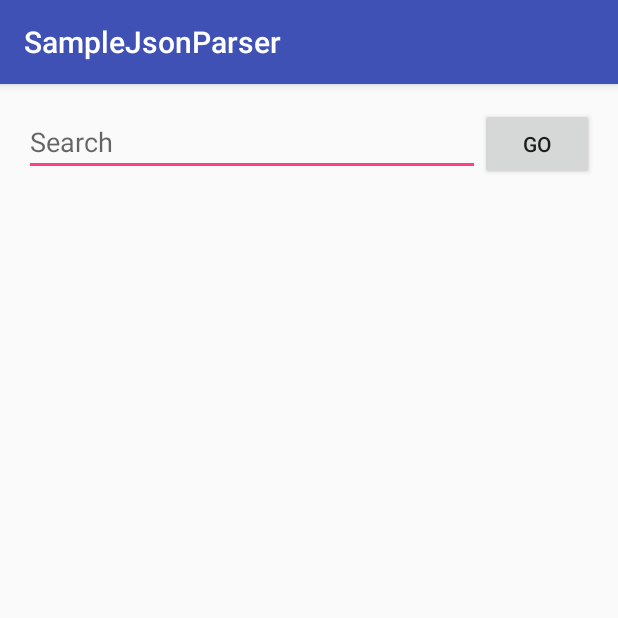
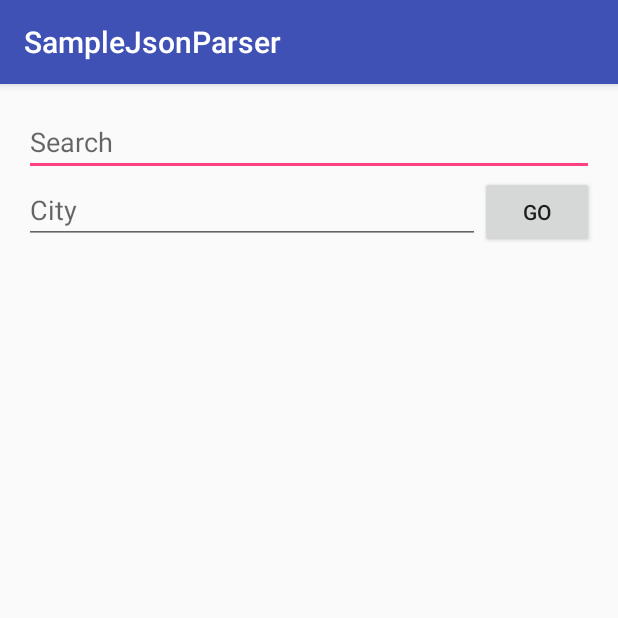
Before and after one commit to AndreaValenziano/SampleJsonParser, an Android app: the SampleApiActivity screen opened directly, with no data from a screen before it, after a tap on "GO", on a phone screen of 412 x 824 dp, the top half of it. Run offline under Robolectric (Android 15) with nearby library versions, the phone set to English and light mode, and no system bars; network calls fail.

```diff
--- a/app/src/main/java/com/example/andreavalenziano/samplejsonparser/activities/SampleApiActivity.java
+++ b/app/src/main/java/com/example/andreavalenziano/samplejsonparser/activities/SampleApiActivity.java
@@ -34,7 +34,7 @@ public class SampleApiActivity extends AppCompatActivity {
     LinearLayoutManager layoutManager;
     PlacesAdapter adapter;
 
-    EditText searchEt;
+    EditText searchEt, searchCityET;
     Button searchBtn;
     ProgressBar loading;
 
@@ -53,6 +53,7 @@ public class SampleApiActivity extends AppCompatActivity {
         recyclerView.setAdapter(adapter);
 
         searchEt=(EditText)findViewById(R.id.search_et);
+        searchCityET=(EditText)findViewById(R.id.search_city_et);
         searchBtn=(Button)findViewById(R.id.search_btn);
         loading=(ProgressBar)findViewById(R.id.loading);
 
@@ -68,7 +69,8 @@ public class SampleApiActivity extends AppCompatActivity {
 
     private void doSearch() {
         String query = searchEt.getText().toString();
-        new FoursquareApiTask().execute(query);
+        String near=searchCityET.getText().toString();
+        new FoursquareApiTask().execute(query, near);
     }
 
     private class FoursquareApiTask extends AsyncTask<String, Void, ArrayList<Place>>{
@@ -96,7 +98,7 @@ public class SampleApiActivity extends AppCompatActivity {
             ArrayList<Place> placesArraylist = new ArrayList<>();
             try {
                 foursquareAPI = new FoursquareAPI();
-                String url = foursquareAPI.getUrlString(strings[0]);
+                String url = foursquareAPI.getUrlString(strings[0], strings[1]);
 
 
 
--- a/app/src/main/java/com/example/andreavalenziano/samplejsonparser/services/FoursquareAPI.java
+++ b/app/src/main/java/com/example/andreavalenziano/samplejsonparser/services/FoursquareAPI.java
@@ -15,8 +15,9 @@ import java.net.URL;
  * Created by AndreaValenziano on 02/03/17.
  */
 public class FoursquareAPI {
-    private static final String BASE_URL = "https://api.foursquare.com/v2/venues/search?v=20161016&near=rome&query=";
+    private static final String BASE_URL = "https://api.foursquare.com/v2/venues/search?v=20161016&near=";
     private static final String TOKEN = "&client_id=PRNHPU011KKTDFQUMCP3BGHF3K0532MFRTN5VJAVD4KTVVDM&client_secret=0NRKK422MKHOAAI31C524G4LFV41ADGMKGOIF2MONVW4X2GB";
+    private static final String AND_QUERY ="&query=";
 
 
     public JSONObject getJSONObjectFromURL(String urlString) throws IOException, JSONException {
@@ -45,7 +46,7 @@ public class FoursquareAPI {
         return new JSONObject(jsonString);
     }
 
-    public String getUrlString(String query) {
-        return BASE_URL + query + TOKEN;
+    public String getUrlString( String query, String near) {
+        return BASE_URL + near +AND_QUERY+ query + TOKEN;
     }
 }
--- /dev/null
+++ b/app/src/main/res/drawable/ic_phone.xml
@@ -0,0 +1,8 @@
+<!-- drawable/phone.xml -->
+<vector xmlns:android="http://schemas.android.com/apk/res/android"
+    android:height="24dp"
+    android:width="24dp"
+    android:viewportWidth="24"
+    android:viewportHeight="24">
+    <path android:fillColor="#000" android:pathData="M6.62,10.79C8.06,13.62 10.38,15.94 13.21,17.38L15.41,15.18C15.69,14.9 16.08,14.82 16.43,14.93C17.55,15.3 18.75,15.5 20,15.5A1,1 0 0,1 21,16.5V20A1,1 0 0,1 20,21A17,17 0 0,1 3,4A1,1 0 0,1 4,3H7.5A1,1 0 0,1 8.5,4C8.5,5.25 8.7,6.45 9.07,7.57C9.18,7.92 9.1,8.31 8.82,8.59L6.62,10.79Z" />
+</vector>
--- a/app/src/main/res/layout/activity_sample_api.xml
+++ b/app/src/main/res/layout/activity_sample_api.xml
@@ -11,6 +11,12 @@
     tools:context="com.example.andreavalenziano.samplejsonparser.activities.SampleApiActivity"
     android:orientation="vertical">
 
+
+        <EditText
+            android:layout_width="match_parent"
+            android:id="@+id/search_et"
+            android:layout_height="wrap_content"
+            android:hint="@string/search_label"/>
     <LinearLayout
         android:layout_width="match_parent"
         android:orientation="horizontal"
@@ -18,9 +24,9 @@
         <EditText
             android:layout_width="0dp"
             android:layout_weight="8"
-            android:id="@+id/search_et"
+            android:id="@+id/search_city_et"
             android:layout_height="wrap_content"
-            android:hint="@string/search_label"/>
+            android:hint="@string/city"/>
 
         <Button
             android:layout_width="0dp"
--- a/app/src/main/res/values/strings.xml
+++ b/app/src/main/res/values/strings.xml
@@ -4,4 +4,5 @@
     <string name="local_json">Local Jason</string>
     <string name="search_label">Search</string>
     <string name="go">Go</string>
+    <string name="city">City</string>
 </resources>
```
